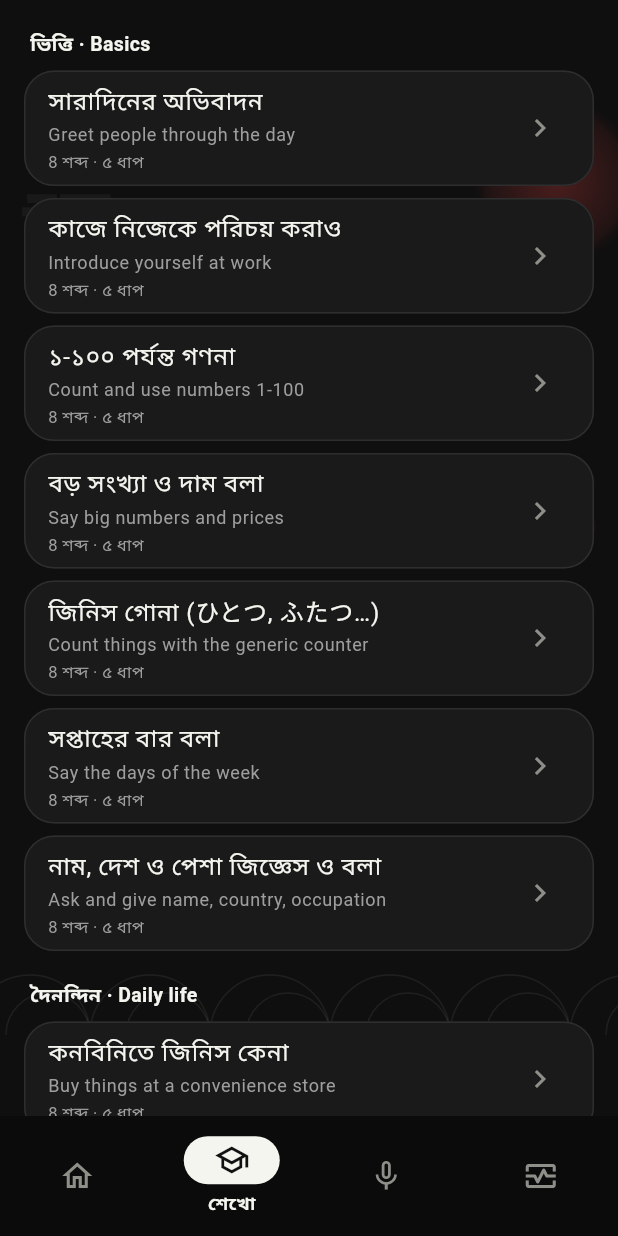
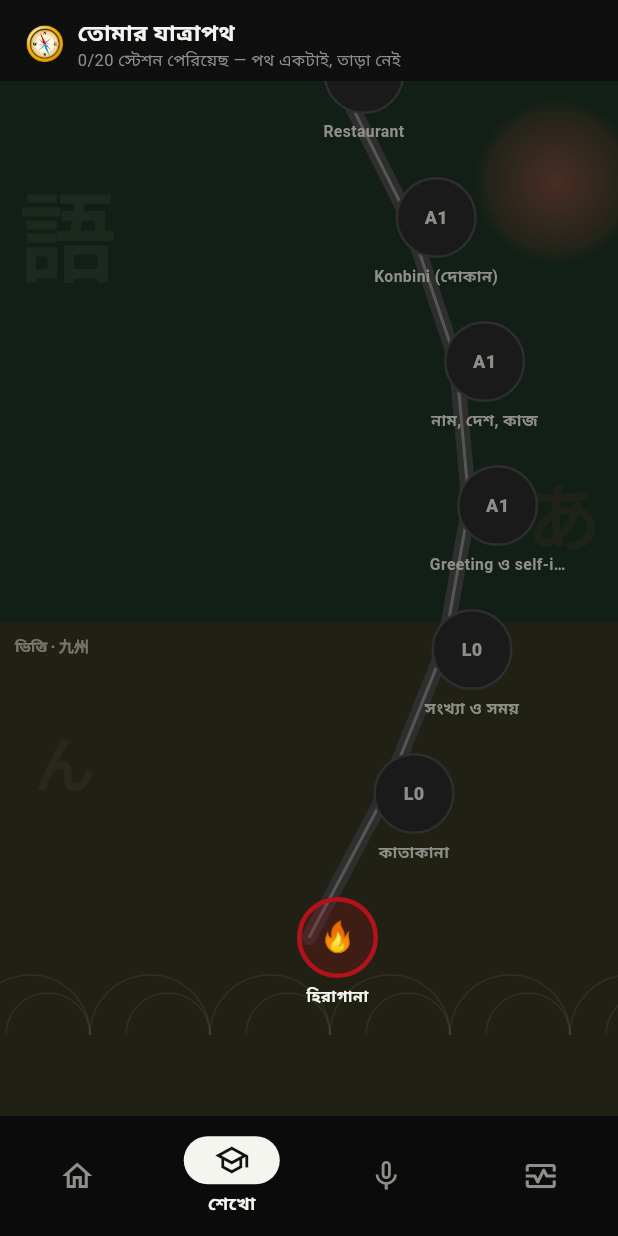
Before and after one commit to deadlock06/bengali-to-japanese, a Flutter app: the HomeShell screen opened directly, item 2 of the bottom bar chosen, on a phone screen of 412 x 824 dp. Run offline on Flutter 3.47's test engine with Material 3 defaults, Android fonts, the phone set to English and light mode, and no system bars; our stand-ins replace dio, flutter_riverpod, flutter_secure_storage, flutter_tts, just_audio, shared_preferences and 1 more; missing offline and left inert: record; accounts and stored records are empty; Roboto replaces fonts that are missing (Baloo Da 2).

Commit message:
feat(C1 ✅): goal-select onboarding + Japan journey-map Learn tab (D-015)
ONBOARDING: step 2 asks the goal — SSW work 🏭 / JLPT 🎓 / daily life 🗾 —
framed honestly: 'পথ একটাই, জোরটা বদলায়' (same DAG, emphasis only). Persisted
(goalProvider); language card made flex-safe for the longer goal copy.

JOURNEY MAP (new Learn tab): the 20-unit curriculum as a winding road up Japan
— region bands (ভিত্তি·九州 → টিকে থাকা·四国 → কাজ-জীবন·本州 → চূড়া·北海道), torii
gate ⛩️ at the top, reverse-scroll starts at the bottom like a real climb.
D-001 visual law: done = red hanko 印 stamp · current = 🔥 (exactly one) ·
upcoming = neutral outline (NO locks) · mocks = 🎯. Goal adds emphasis borders
+ header badge only. Node tap → can-do sheet with honest CTAs (current →
classroom, mock → mock exam, upcoming → 'কোনো তালা নেই — শুধু পরামর্শ').

ALSO FIXED (found by this work): SrsLocal DB calls HANG (not throw) in widget
tests — curriculumProvider had never resolved in any test; the old screens hid
it behind demo fallbacks. Now fails fast under FLUTTER_TEST (env-var guard,
web-safe) → the ladder/journey render REAL data in tests for the first time.

journey test updated (2-step onboarding + map assertions incl. exactly-one-🔥).
analyze clean · 62/62 · gate green.

Co-Authored-By: Claude Opus 4.8 <noreply@anthropic.com>

```diff
--- a/lib/app/providers.dart
+++ b/lib/app/providers.dart
@@ -61,6 +61,18 @@ final curriculumProvider = FutureProvider<List<CurriculumUnit>>((ref) async {
   } catch (_) {/* device-only DB may be absent off-device */}
   return CurriculumService.load(completed);
 });
+
+/// The learner's GOAL (D-015): 'ssw' | 'jlpt' | 'daily' | '' (unchosen).
+/// Changes journey-map EMPHASIS/recommendation only — never content or locks.
+final goalProvider = FutureProvider<String>((_) async {
+  final p = await SharedPreferences.getInstance();
+  return p.getString('goal') ?? '';
+});
+
+Future<void> setGoal(String g) async {
+  final p = await SharedPreferences.getInstance();
+  await p.setString('goal', g);
+}
 
 /// The learner's current curriculum level (L0/A1/A2/N4) — drives the sensei's
 /// dynamic BN↔JP language balance (13_MASTER_VISION: beginner 80–90% Bengali →
--- a/lib/main.dart
+++ b/lib/main.dart
@@ -25,7 +25,7 @@ import 'app/theme.dart';
 import 'presentation/home_screen.dart';
 import 'presentation/screens.dart';
 import 'presentation/accent_screens.dart';
-import 'presentation/lesson_list_screen.dart';
+import 'presentation/journey_map_screen.dart';
 import 'presentation/book_screen_v4.dart';
 import 'presentation/lesson_screen_v4.dart';
 import 'presentation/onboarding_screen.dart';
@@ -137,7 +137,7 @@ class _HomeShellState extends ConsumerState<HomeShell> {
             .push(MaterialPageRoute(builder: (_) => const BookScreenV4())),
         onOpenLearn: () => setState(() => tab = 1), // design: goLearn
       ),
-      const LessonListScreen(),
+      const JourneyMapScreen(),
       // Speak tab: shadowing + pitch entry card (HANDOFF follow-up 2 — the
       // pitch pillar's route until the Speak-tab "conversation corner" design).
       Column(children: [
--- /dev/null
+++ b/lib/presentation/journey_map_screen.dart
@@ -0,0 +1,288 @@
+// Journey-map Learn tab (C1 / D-015): the curriculum DAG as a winding road up
+// Japan — Kyushu (start) to the torii gate (goal). Same verified DAG for every
+// goal; the GOAL (ssw/jlpt/daily) changes EMPHASIS and recommendation copy
+// only — never content, never order, never locks (D-001: done = hanko stamp,
+// current = pulsing red, upcoming = neutral outline; everything tappable).
+import 'dart:math' as math;
+
+import 'package:flutter/material.dart';
+import 'package:flutter_riverpod/flutter_riverpod.dart';
+
+import '../app/providers.dart';
+import '../app/theme.dart';
+import '../data/curriculum_service.dart';
+import 'lesson_screen_v4.dart';
+import 'mock_exam_screen.dart';
+
+const _red = Color(0xFFB3121B);
+
+class JourneyMapScreen extends ConsumerWidget {
+  const JourneyMapScreen({super.key});
+
+  static const _goalMeta = {
+    'ssw': (label: 'SSW ভিসার পথ', badge: 'JFT-A2', levels: {'A2'}, icon: '🏭'),
+    'jlpt': (label: 'JLPT-র পথ', badge: 'N4', levels: {'N4'}, icon: '🎓'),
+    'daily': (label: 'দৈনন্দিন জীবনের পথ', badge: 'A1', levels: {'A1'}, icon: '🗾'),
+  };
+
+  @override
+  Widget build(BuildContext context, WidgetRef ref) {
+    final units = ref.watch(curriculumProvider).valueOrNull;
+    final goal = ref.watch(goalProvider).valueOrNull ?? '';
+    final meta = _goalMeta[goal];
+    if (units == null) {
+      return const Center(child: CircularProgressIndicator(color: _red));
+    }
+    final doneCount = units.where((u) => u.state == UnitProgress.done).length;
+    return Column(children: [
+      // Goal header — which road, how far, switch anytime (Settings too).
+      Padding(
+        padding: const EdgeInsets.fromLTRB(16, 10, 16, 6),
+        child: Row(children: [
+          Text(meta?.icon ?? '🧭', style: const TextStyle(fontSize: 22)),
+          const SizedBox(width: 8),
+          Expanded(
+            child: Column(crossAxisAlignment: CrossAxisAlignment.start, children: [
+              Text(meta?.label ?? 'তোমার যাত্রাপথ',
+                  style: const TextStyle(fontWeight: FontWeight.w800, fontSize: 15)),
+              Text('$doneCount/${units.length} স্টেশন পেরিয়েছ — পথ একটাই, তাড়া নেই',
+                  style: const TextStyle(color: BhasagoTheme.muted, fontSize: 11)),
+            ]),
+          ),
+          if (meta != null)
+            Container(
+              padding: const EdgeInsets.symmetric(horizontal: 10, vertical: 4),
+              decoration: BoxDecoration(
+                  border: Border.all(color: _red, width: 1.4),
+                  borderRadius: BorderRadius.circular(999)),
+              child: Text('🎯 ${meta.badge}',
+                  style: const TextStyle(
+                      color: _red, fontSize: 11, fontWeight: FontWeight.w800)),
+            ),
+        ]),
+      ),
+      Expanded(
+        child: SingleChildScrollView(
+          reverse: true, // start at the bottom (Kyushu) like a real climb
+          child: SizedBox(
+            height: units.length * 96.0 + 140,
+            child: LayoutBuilder(
+              builder: (context, box) => Stack(children: [
+                Positioned.fill(
+                  child: CustomPaint(
+                      painter: _RoadPainter(count: units.length)),
+                ),
+                // torii goal gate at the top
+                Positioned(
+                  top: 6,
+                  left: 0, right: 0,
+                  child: Column(children: [
+                    const Text('⛩️', style: TextStyle(fontSize: 34)),
+                    Text(goal == 'jlpt' ? 'JLPT N4' : goal == 'daily' ? 'জাপানের জীবন' : 'JFT-Basic → জাপান',
+                        style: const TextStyle(
+                            fontSize: 11, fontWeight: FontWeight.w800, color: _red)),
+                  ]),
+                ),
+                for (var i = 0; i < units.length; i++)
+                  _node(context, ref, units[i], i, units.length, box.maxWidth,
+                      emphasized: meta?.levels.contains(units[i].level) ?? false),
+              ]),
+            ),
+          ),
+        ),
+      ),
+    ]);
+  }
+
+  /// Node i sits on the winding road, bottom (i=0) → top.
+  Widget _node(BuildContext context, WidgetRef ref, CurriculumUnit u, int i,
+      int n, double w, {required bool emphasized}) {
+    final t = i / (n - 1);
+    final y = (n - 1 - i) * 96.0 + 90; // bottom-up
+    final x = w / 2 + math.sin(t * math.pi * 3) * (w * 0.26) - 27;
+    final done = u.state == UnitProgress.done;
+    final current = u.state == UnitProgress.current;
+    final isMock = u.id.endsWith('.M');
+    return Positioned(
+      left: x, top: y,
+      child: GestureDetector(
+        onTap: () => _openUnit(context, ref, u),
+        child: Column(children: [
+          Container(
+            width: 54, height: 54,
+            alignment: Alignment.center,
+            decoration: BoxDecoration(
+              shape: BoxShape.circle,
+              color: done
+                  ? _red
+                  : current
+                      ? const Color(0x33B3121B)
+                      : const Color(0xFF1A1A1A),
+              border: Border.all(
+                  color: done || current
+                      ? _red
+                      : emphasized
+                          ? const Color(0xFF6E2A2E)
+                          : const Color(0xFF2E2E2E),
+                  width: current ? 3 : 1.6),
+            ),
+            // done = hanko stamp · current = torch · mock = target · else level
+            child: done
+                ? const Text('印', style: TextStyle(
+                    fontFamily: 'ZenKakuGothicNew', fontSize: 20,
+                    fontWeight: FontWeight.w900, color: Color(0xFFF5F5F0)))
+                : Text(isMock ? '🎯' : current ? '🔥' : u.level,
+                    style: TextStyle(
+                        fontSize: isMock || current ? 20 : 12,
+                        fontWeight: FontWeight.w800,
+                        color: current ? _red : BhasagoTheme.muted)),
+          ),
+          const SizedBox(height: 4),
+          SizedBox(
+            width: 92,
+            child: Text(u.titleBn,
+                maxLines: 1, overflow: TextOverflow.ellipsis,
+                textAlign: TextAlign.center,
+                style: TextStyle(
+                    fontSize: 10.5,
+                    fontWeight: current ? FontWeight.w800 : FontWeight.w600,
+                    color: current
+                        ? BhasagoTheme.text
+                        : done
+                            ? const Color(0xFFF5B8BC)
+                            : BhasagoTheme.muted)),
+          ),
+        ]),
+      ),
+    );
+  }
+
+  /// Tap → unit card (can-do, progress) with the honest CTA: current unit →
+  /// classroom, mock → mock exam; others informational (recommended path only).
+  void _openUnit(BuildContext context, WidgetRef ref, CurriculumUnit u) {
+    final current = u.state == UnitProgress.current;
+    final isMock = u.id.endsWith('.M');
+    showModalBottomSheet<void>(
+      context: context,
+      backgroundColor: const Color(0xFF141414),
+      shape: const RoundedRectangleBorder(
+          borderRadius: BorderRadius.vertical(top: Radius.circular(24))),
+      builder: (_) => Padding(
+        padding: const EdgeInsets.fromLTRB(20, 18, 20, 24),
+        child: Column(mainAxisSize: MainAxisSize.min,
+            crossAxisAlignment: CrossAxisAlignment.start, children: [
+          Row(children: [
+            Text(u.id, style: const TextStyle(
+                color: _red, fontSize: 12, fontWeight: FontWeight.w800)),
+            const SizedBox(width: 8),
+            Expanded(child: Text(u.titleBn,
+                style: const TextStyle(fontWeight: FontWeight.w800, fontSize: 16))),
+          ]),
+          const SizedBox(height: 6),
+          Text('এই স্টেশন শেষে: ${u.canDoBn}',
+              style: const TextStyle(
+                  fontSize: 12.5, height: 1.5, color: BhasagoTheme.muted)),
+          if (u.pct > 0 && u.state != UnitProgress.done) ...[
+            const SizedBox(height: 10),
+            ClipRRect(
+              borderRadius: BorderRadius.circular(99),
+              child: SizedBox(height: 5, child: LinearProgressIndicator(
+                  value: u.pct,
+                  backgroundColor: const Color(0xFF242424),
+                  valueColor: const AlwaysStoppedAnimation(_red))),
+            ),
+          ],
+          const SizedBox(height: 16),
+          if (isMock)
+            FilledButton(
+              onPressed: () {
+                Navigator.pop(context);
+                Navigator.of(context).push(MaterialPageRoute(
+                    builder: (_) => MockExamScreen(
+                        kind: u.id == 'N4.M' ? 'n4' : 'jft')));
+              },
+              style: FilledButton.styleFrom(
+                  minimumSize: const Size.fromHeight(48),
+                  backgroundColor: _red, foregroundColor: Colors.white,
+                  shape: const StadiumBorder()),
+              child: const Text('🎯 মক দাও', style: TextStyle(fontWeight: FontWeight.w800)),
+            )
+          else if (current)
+            FilledButton(
+              onPressed: () {
+                Navigator.pop(context);
+                Navigator.of(context).push(MaterialPageRoute(
+                    builder: (_) => const LessonScreenV4()));
+              },
+              style: FilledButton.styleFrom(
+                  minimumSize: const Size.fromHeight(48),
+                  backgroundColor: _red, foregroundColor: Colors.white,
+                  shape: const StadiumBorder()),
+              child: const Text('🔥 ক্লাসরুমে চলো', style: TextStyle(fontWeight: FontWeight.w800)),
+            )
+          else
+            Text(
+                u.state == UnitProgress.done
+                    ? '✓ পেরিয়ে এসেছ — review deck-এ শব্দগুলো ফিরে ফিরে আসবে।'
+                    : 'সামনের স্টেশন — সেনসেই recommended পথে এগোলে এখানে পৌঁছাবে। (কোনো তালা নেই — শুধু পরামর্শ।)',
+                style: const TextStyle(
+                    fontSize: 12, height: 1.5, color: BhasagoTheme.muted)),
+        ]),
+      ),
+    );
+  }
+}
+
+/// The winding road + region bands — a stylized south→north Japan climb.
+class _RoadPainter extends CustomPainter {
+  _RoadPainter({required this.count});
+  final int count;
+
+  @override
+  void paint(Canvas canvas, Size size) {
+    // region bands (bottom→top): foundations → survival → work-life → summit
+    final bands = [
+      (name: 'ভিত্তি · 九州', frac: 0.16, color: const Color(0x14EFE94B)),
+      (name: 'টিকে থাকা · 四国', frac: 0.20, color: const Color(0x1435E065)),
+      (name: 'কাজ-জীবন · 本州', frac: 0.38, color: const Color(0x14B3121B)),
+      (name: 'চূড়া · 北海道', frac: 0.26, color: const Color(0x144D7DF7)),
+    ];
+    var top = size.height;
+    final tp = TextPainter(textDirection: TextDirection.ltr);
+    for (final b in bands) {
+      final h = size.height * b.frac;
+      top -= h;
+      canvas.drawRect(Rect.fromLTWH(0, top, size.width, h), Paint()..color = b.color);
+      tp.text = TextSpan(text: b.name, style: const TextStyle(
+          fontSize: 10, fontWeight: FontWeight.w700, color: Color(0x66F5F5F0)));
+      tp.layout();
+      tp.paint(canvas, Offset(10, top + 8));
+    }
+    // the road: same sine the nodes sit on
+    final road = Paint()
+      ..color = const Color(0xFF2E2E2E)
+      ..style = PaintingStyle.stroke
+      ..strokeWidth = 10
+      ..strokeCap = StrokeCap.round;
+    final path = Path();
+    for (var i = 0; i < count; i++) {
+      final t = i / (count - 1);
+      final y = (count - 1 - i) * 96.0 + 90 + 27;
+      final x = size.width / 2 + math.sin(t * math.pi * 3) * (size.width * 0.26);
+      if (i == 0) {
+        path.moveTo(x, y);
+      } else {
+        path.lineTo(x, y);
+      }
+    }
+    canvas.drawPath(path, road);
+    // dashed center line for the board-game feel
+    canvas.drawPath(path, Paint()
+      ..color = const Color(0x33F5F5F0)
+      ..style = PaintingStyle.stroke
+      ..strokeWidth = 2);
+  }
+
+  @override
+  bool shouldRepaint(covariant _RoadPainter old) => old.count != count;
+}
```
Also changed, not shown: lib/data/srs_local.dart (+13 -0 lines), lib/presentation/onboarding_screen.dart (+50 -4 lines), 2 other files.
